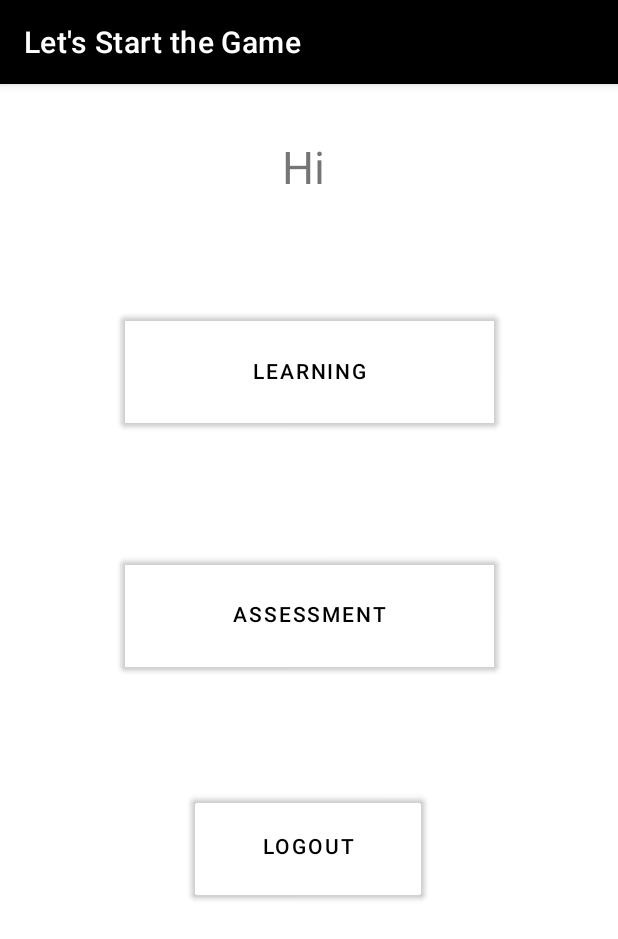
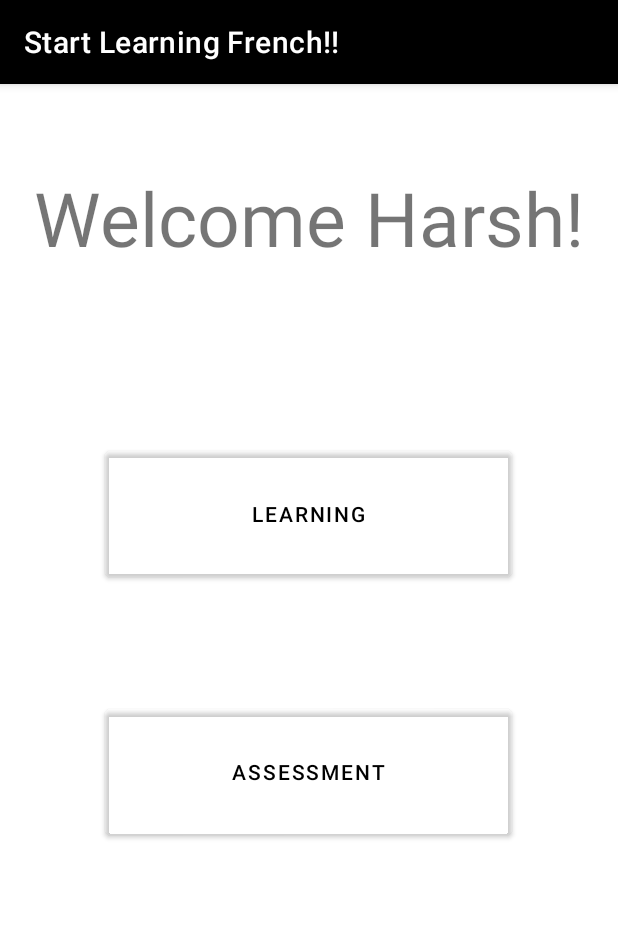
Before and after one commit to bit22bit/Frenchify, an Android app: the screen it shows after launch once a user with an empty profile is signed in (LearningOrAssessment), on a phone screen of 412 x 824 dp. Shown: the top 939 px of the screen. Run offline under Robolectric (Android 15) with nearby library versions, the phone set to English and light mode, and no system bars; our stand-ins replace Firebase (no records; nobody signed in at launch, a user with empty details on screens opened directly).

Commit message:
Toogle view
nav_bar has been added

```diff
--- a/app/src/main/java/com/bits/frenchify/LearningOrAssessment.java
+++ b/app/src/main/java/com/bits/frenchify/LearningOrAssessment.java
@@ -1,15 +1,23 @@
 package com.bits.frenchify;
 
+import androidx.annotation.NonNull;
+import androidx.appcompat.app.ActionBarDrawerToggle;
 import androidx.appcompat.app.AppCompatActivity;
+import androidx.appcompat.widget.Toolbar;
+import androidx.core.view.GravityCompat;
+import androidx.drawerlayout.widget.DrawerLayout;
 
+import android.annotation.SuppressLint;
 import android.content.Intent;
 import android.os.Bundle;
 import android.util.Log;
+import android.view.MenuItem;
 import android.view.View;
 import android.widget.Button;
 import android.widget.TextView;
 import android.widget.Toast;
 
+import com.google.android.material.navigation.NavigationView;
 import com.google.firebase.auth.FirebaseAuth;
 import com.google.firebase.auth.FirebaseUser;
 import com.google.firebase.firestore.DocumentReference;
@@ -18,25 +26,29 @@ import com.google.firebase.firestore.FirebaseFirestore;
 
 import java.net.URISyntaxException;
 
-public class LearningOrAssessment extends AppCompatActivity {
+public class LearningOrAssessment extends AppCompatActivity implements NavigationView.OnNavigationItemSelectedListener {
 
-    Button logout;
+
     Button gotoLearningAcivity;
     Button gotoAssessmentActivity;
+    Toolbar toolbar;
     boolean guestBro;
     FirebaseUser user;
     FirebaseFirestore fireStore;
     TextView usernameTv;
     FirebaseAuth firebaseAuth;
 
+    NavigationView nav_view;
+    DrawerLayout rootLayout;
 
+    ActionBarDrawerToggle toggle;
 
 
 
 
 
     public void initViews(){
-        logout = findViewById(R.id.logOut);
+
         gotoAssessmentActivity=findViewById(R.id.gotoAssessmentActivity_button);
         gotoLearningAcivity=findViewById(R.id.gotoLearningActivity_button);
 
@@ -45,18 +57,24 @@ public class LearningOrAssessment extends AppCompatActivity {
         firebaseAuth = FirebaseAuth.getInstance();
         user = firebaseAuth.getCurrentUser();
 
+        nav_view = findViewById(R.id.nav_view);
+        toolbar = findViewById(R.id.toolbar);
+
+        setSupportActionBar(toolbar);
+
+        rootLayout = findViewById(R.id.rootLayoutLA);
+         toggle= new ActionBarDrawerToggle(this, rootLayout, toolbar,
+                R.string.navigation_drawer_open, R.string.navigation_drawer_close);
+        rootLayout.addDrawerListener(toggle);
+
+        toggle.syncState();
+        nav_view.setNavigationItemSelectedListener(this);
+
 
 
 
     }
-    public void logout(View view){
 
-        FirebaseAuth.getInstance().signOut();
-        Intent intent = new Intent(LearningOrAssessment.this, Login.class);
-        startActivity(intent);
-        finish();
-
-    }
     public void gotoLearning(View view){
 
         Toast.makeText(this, "goto Learning Activity", Toast.LENGTH_SHORT).show();
@@ -67,16 +85,17 @@ public class LearningOrAssessment extends AppCompatActivity {
         Toast.makeText(this, "goto Assessment Activity", Toast.LENGTH_SHORT).show();
     }
 
-//    @Override
-//    public void onBackPressed() {
-//
-//        FirebaseAuth.getInstance().signOut();
-//        Intent intent = new Intent(LearningOrAssessment.this, Login.class);
-//        startActivity(intent);
-//        finish();
-//
-//
-//    }
+    @Override
+    public void onBackPressed() {
+
+        if (rootLayout.isDrawerOpen(GravityCompat.START)) {
+            rootLayout.closeDrawer(GravityCompat.START);
+        } else {
+            super.onBackPressed();
+        }
+
+
+    }
 
     public void readFireStore()
     {
@@ -122,6 +141,36 @@ public class LearningOrAssessment extends AppCompatActivity {
 
     }
 
+    @SuppressLint("NonConstantResourceId")
+    @Override
+    public boolean onNavigationItemSelected(@NonNull MenuItem item) {
+        switch (item.getItemId()) {
 
+            case R.id.nav_profile:
 
+                Toast.makeText(this, "goto profile activity", Toast.LENGTH_SHORT).show();
+
+                break;
+
+            case R.id.nav_scorecard:
+
+                Toast.makeText(this, "open firebase scoreCard", Toast.LENGTH_SHORT).show();
+                break;
+
+            case R.id.nav_mail:
+
+                Toast.makeText(this, "For feedback please email us on phd257@gmail.com, Thanks!", Toast.LENGTH_SHORT).show();
+
+                break;
+
+            case R.id.nav_logout:
+                FirebaseAuth.getInstance().signOut();
+                Intent intent = new Intent(LearningOrAssessment.this, Login.class);
+                startActivity(intent);
+                finish();
+                break;
+        }
+        rootLayout.closeDrawer(GravityCompat.START);
+        return true;
+    }
 }
--- a/app/src/main/java/com/bits/frenchify/Login.java
+++ b/app/src/main/java/com/bits/frenchify/Login.java
@@ -63,7 +63,7 @@ public class Login extends AppCompatActivity {
         mainContent = findViewById(R.id.mainContent_ll);
         //pb=findViewById(R.id.loadingProgressBar);
         toolbarLl=findViewById(R.id.toolbar_ll);
-        toolbar.setTitle("Welcome Back!!");
+        toolbar.setTitle("Welcome to Frenchify!!");
         signup = findViewById(R.id.gotosignup_button);
 
         root=findViewById(R.id.drawer_layout);
--- a/app/src/main/java/com/bits/frenchify/SplaceScreen.java
+++ b/app/src/main/java/com/bits/frenchify/SplaceScreen.java
@@ -32,7 +32,7 @@ public class SplaceScreen extends AppCompatActivity {
 
     }
     public void time(){
-        new CountDownTimer(2500, 1000) {
+        new CountDownTimer(3500, 1000) {
             @Override
             public void onTick(long millisUntilFnished) {
                 constraintLayout.setBackgroundColor(ContextCompat.getColor(SplaceScreen.this, R.color.black));
@@ -54,7 +54,7 @@ public class SplaceScreen extends AppCompatActivity {
 
 
         ViewPropertyAnimator viewPropertyAnimator = imageView.animate();
-        viewPropertyAnimator.setDuration(11000);
+        viewPropertyAnimator.setDuration(21000);
 
         viewPropertyAnimator.yBy(-8000f).alpha(-12f);
 
--- a/app/src/main/res/layout/activity_learning_or_assessment.xml
+++ b/app/src/main/res/layout/activity_learning_or_assessment.xml
@@ -1,73 +1,76 @@
 <?xml version="1.0" encoding="utf-8"?>
-<androidx.constraintlayout.widget.ConstraintLayout
+<androidx.drawerlayout.widget.DrawerLayout
     xmlns:android="http://schemas.android.com/apk/res/android"
     xmlns:app="http://schemas.android.com/apk/res-auto"
     xmlns:tools="http://schemas.android.com/tools"
     android:layout_width="match_parent"
     android:layout_height="match_parent"
+    android:background="#FFFFFF"
     tools:context=".LearningOrAssessment"
-    android:id="@+id/rootLayout"
+    android:fitsSystemWindows="true"
+    android:id="@+id/rootLayoutLA"
     >
 
+    <LinearLayout
+        android:layout_width="match_parent"
+        android:layout_height="match_parent"
+        android:orientation="vertical"
+        android:id="@+id/toolbar_ll"
+        android:visibility="visible"
+        >
         <include
         android:id="@+id/include"
         layout="@layout/toolbar_layout" />
 
+        <TextView
+            android:id="@+id/userNameAL_tv"
+            android:layout_width="wrap_content"
+            android:layout_height="wrap_content"
+            android:text="Welcome Harsh!"
+            android:textSize="50sp"
+            android:layout_marginTop="55dp"
+            android:layout_gravity="center"
+            />
 
         <Button
             android:id="@+id/gotoLearningActivity_button"
-        android:layout_width="251dp"
-        android:layout_height="86dp"
-        android:layout_marginTop="148dp"
+            android:layout_width="271dp"
+            android:layout_height="96dp"
+            android:layout_marginTop="116dp"
             android:backgroundTint="#00FFFFFF"
             android:onClick="gotoLearning"
             android:text="Learning"
             android:textColorHint="#FFFFFF"
             android:textColorLink="#FFFFFF"
-        app:layout_constraintEnd_toEndOf="parent"
-        app:layout_constraintStart_toStartOf="parent"
-        app:layout_constraintTop_toBottomOf="@+id/include" />
+            android:layout_gravity="center"
+
+            />
 
         <Button
             android:id="@+id/gotoAssessmentActivity_button"
-        android:layout_width="251dp"
-        android:layout_height="86dp"
+            android:layout_width="271dp"
+            android:layout_height="96dp"
             android:layout_marginTop="76dp"
             android:backgroundTint="#00FFFFFF"
             android:onClick="gotoAssessment"
             android:text="Assessment"
             android:textColorHint="#FFFFFF"
             android:textColorLink="#FFFFFF"
-        app:layout_constraintEnd_toEndOf="parent"
-        app:layout_constraintStart_toStartOf="parent"
-        app:layout_constraintTop_toBottomOf="@+id/gotoLearningActivity_button" />
+            android:layout_gravity="center"
 
-    <Button
-        android:id="@+id/logOut"
-        android:layout_width="156dp"
-        android:layout_height="79dp"
-        android:layout_marginTop="72dp"
-        android:backgroundTint="#00FFFFFF"
-        android:onClick="logout"
-        android:text="Logout"
-        android:textColorHint="#FFFFFF"
-        android:textColorLink="#FFFFFF"
-        app:layout_constraintEnd_toEndOf="parent"
-        app:layout_constraintHorizontal_bias="0.498"
-        app:layout_constraintStart_toStartOf="parent"
-        app:layout_constraintTop_toBottomOf="@+id/gotoAssessmentActivity_button" />
+            />
 
-    <TextView
-        android:id="@+id/userNameAL_tv"
-        android:layout_width="231dp"
-        android:layout_height="78dp"
-        android:gravity="center"
-        android:text="Hi "
-        android:textSize="30sp"
+    </LinearLayout>
+    <com.google.android.material.navigation.NavigationView
+        android:id="@+id/nav_view"
+        android:layout_width="wrap_content"
+        android:layout_height="match_parent"
+        android:layout_gravity="start"
+        app:headerLayout="@layout/nav_header"
+        app:menu="@menu/drawer_layout" />
 
-        app:layout_constraintBottom_toTopOf="@+id/gotoLearningActivity_button"
-        app:layout_constraintEnd_toEndOf="parent"
-        app:layout_constraintStart_toStartOf="parent"
-        app:layout_constraintTop_toBottomOf="@+id/include"
-        app:layout_constraintVertical_bias="0.228" />
-</androidx.constraintlayout.widget.ConstraintLayout>
+
+
+
+
+</androidx.drawerlayout.widget.DrawerLayout>
--- /dev/null
+++ b/app/src/main/res/layout/nav_header.xml
@@ -0,0 +1,28 @@
+<?xml version="1.0" encoding="utf-8"?>
+<LinearLayout
+    xmlns:android="http://schemas.android.com/apk/res/android"
+
+    android:layout_width="match_parent"
+    android:layout_height="216dp"
+    android:background="#000000"
+    android:gravity="bottom"
+    android:orientation="vertical"
+    android:paddingBottom="16dp"
+    android:paddingLeft="16dp"
+    android:paddingRight="16dp"
+    android:paddingTop="16dp"
+    android:theme="@style/ThemeOverlay.AppCompat.Dark">
+
+    <ImageView
+        android:id="@+id/imageView"
+        android:layout_width="411dp"
+        android:layout_height="277dp"
+        android:layout_gravity="center"
+        android:contentDescription="Navigation header"
+        android:paddingTop="80dp"
+        android:src="@drawable/blacklogosqaure" />
+
+
+    >
+
+</LinearLayout>
--- a/app/src/main/res/layout/toolbar_layout.xml
+++ b/app/src/main/res/layout/toolbar_layout.xml
@@ -6,7 +6,7 @@
     android:background="@color/black"
     android:elevation="4dp"
     xmlns:app="http://schemas.android.com/apk/res-auto"
-    app:title="Let's Start the Game"
+    app:title="Start Learning French!!"
     android:theme="@style/ThemeOverlay.AppCompat.Dark.ActionBar"
     app:popupTheme="@style/ThemeOverlay.AppCompat.Light" >
 
--- /dev/null
+++ b/app/src/main/res/menu/drawer_layout.xml
@@ -0,0 +1,40 @@
+<?xml version="1.0" encoding="utf-8"?>
+<menu
+    xmlns:android="http://schemas.android.com/apk/res/android"
+    xmlns:tools="http://schemas.android.com/tools"
+    tools:showIn="navigation_view">
+    >
+
+    <group android:checkableBehavior="single">
+
+        <item
+            android:id="@+id/nav_profile"
+            android:icon="@drawable/profile"
+            android:title="Profile" />
+
+
+
+        <item
+            android:id="@+id/nav_scorecard"
+            android:icon="@drawable/nav_score"
+            android:title="Score" />
+
+
+
+    </group>
+
+    <group android:checkableBehavior="single">
+
+        <item
+            android:id="@+id/nav_mail"
+            android:icon="@drawable/nav_email"
+            android:title="Email Us" />
+
+        <item
+            android:id="@+id/nav_logout"
+            android:icon="@drawable/logouticon"
+            android:title="Logout" />
+
+    </group>
+
+</menu>
--- a/app/src/main/res/values/strings.xml
+++ b/app/src/main/res/values/strings.xml
@@ -1,3 +1,6 @@
 <resources>
     <string name="app_name">Frenchify</string>
+    <string name="navigation_drawer_open">Open navigation drawer</string>
+    <string name="navigation_drawer_close">Close navigation drawer</string>
+
 </resources>
```
Also changed, not shown: app/src/main/res/drawable/logouticon.png (added), app/src/main/res/drawable/nav_email.png (added), app/src/main/res/drawable/nav_score.png (added), app/src/main/res/drawable/profile.png (added). Lines whose indentation alone changed are shown as unchanged.
